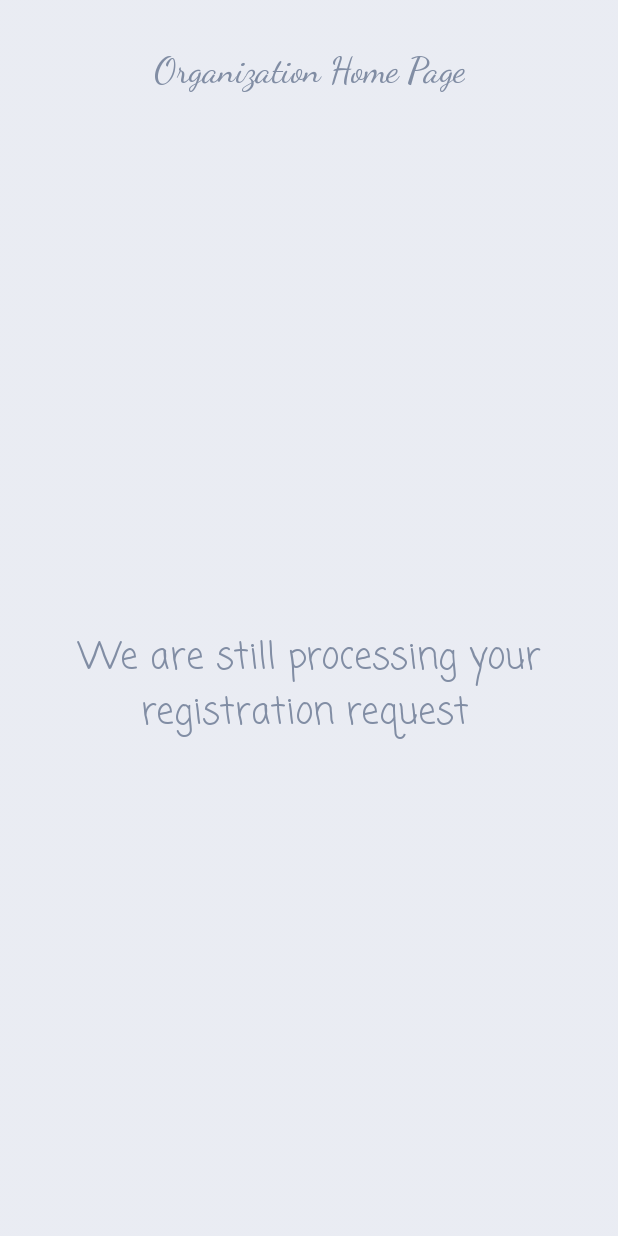
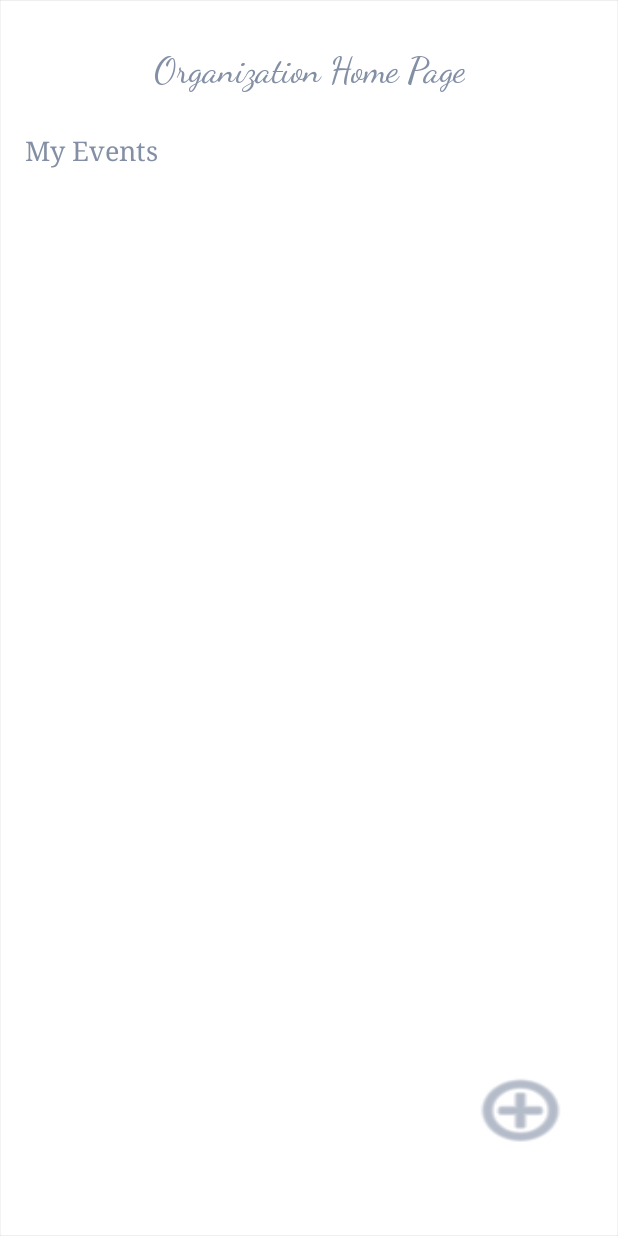
Before and after one commit to Azizah22/BetterFlyRepository, an Android app: the OrgProcessActivity screen opened directly, with no data from a screen before it, on a phone screen of 412 x 824 dp. Run offline under Robolectric (Android 15) with nearby library versions, the phone set to English and light mode, and no system bars; our stand-ins replace Firebase (no records; nobody signed in at launch, a user with empty details on screens opened directly).

```diff
--- a/app/src/main/AndroidManifest.xml
+++ b/app/src/main/AndroidManifest.xml
@@ -9,7 +9,8 @@
         android:roundIcon="@mipmap/ic_launcher_round"
         android:supportsRtl="true"
         android:theme="@style/AppTheme">
-        <activity android:name=".ApproveOrg"></activity>
+        <activity android:name=".postEvent"></activity>
+        <activity android:name=".ApproveOrg" />
         <activity android:name=".forgetPass" />
         <activity android:name=".vHome" />
         <activity android:name=".MainActivity">
--- a/app/src/main/java/com/example/betterfly/OrgProcessActivity.java
+++ b/app/src/main/java/com/example/betterfly/OrgProcessActivity.java
@@ -1,18 +1,37 @@
 package com.example.betterfly;
 
+import android.content.Intent;
 import android.os.Bundle;
 import android.support.v7.app.AppCompatActivity;
+import android.view.KeyEvent;
+import android.view.View;
+import android.widget.Button;
 
 import com.google.firebase.auth.FirebaseAuth;
 
-public class OrgProcessActivity extends AppCompatActivity {
+public class OrgProcessActivity extends AppCompatActivity implements View.OnClickListener {
 
     private FirebaseAuth mAuth;
+    private Button add;
 
     @Override
     protected void onCreate(Bundle savedInstanceState) {
         super.onCreate(savedInstanceState);
         setContentView(R.layout.activity_org_process);
+        add=findViewById(R.id.buttonAdd);
+        findViewById(R.id.buttonAdd).setOnClickListener(this);
+
+    }
+
+    @Override
+    public void onClick(View view) {
+        switch (view.getId()) {
+
+            case R.id.buttonAdd:
+                finish();
+                startActivity(new Intent(this, osignUp.class));
+                break;
+        }
     }
 
 }
--- a/app/src/main/res/layout/activity_forget_pass.xml
+++ b/app/src/main/res/layout/activity_forget_pass.xml
@@ -5,7 +5,6 @@
     android:layout_width="match_parent"
     android:layout_height="match_parent"
     android:background="@drawable/wallpaper"
-    android:backgroundTint="@color/bluesh"
     android:paddingLeft="18dp"
     android:paddingRight="18dp"
     android:theme="@style/Theme.AppCompat.Light.NoActionBar"
@@ -32,7 +31,7 @@
             android:layout_marginTop="0dp"
             android:layout_marginEnd="39dp"
             android:fontFamily="cursive"
-            android:text="We help you find volnteering apportunities"
+            android:text="We help you find volunteering opportunities"
             android:textAlignment="center"
             android:textColor="@color/colorPrimary"
             android:textSize="18sp"
--- a/app/src/main/res/layout/activity_home.xml
+++ b/app/src/main/res/layout/activity_home.xml
@@ -4,7 +4,6 @@
     xmlns:tools="http://schemas.android.com/tools"
     android:layout_width="match_parent"
     android:layout_height="match_parent"
-    android:backgroundTint="@color/bluesh"
     android:background="@drawable/wallpaper"
     tools:context=".vHome">
 
--- a/app/src/main/res/layout/activity_main.xml
+++ b/app/src/main/res/layout/activity_main.xml
@@ -32,7 +32,7 @@
             android:layout_marginTop="0dp"
             android:layout_marginEnd="39dp"
             android:fontFamily="cursive"
-            android:text="We help you find volnteering apportunities"
+            android:text="We help you find volunteering abnormalities"
             android:textAlignment="center"
             android:textColor="@color/colorPrimary"
             android:textSize="18sp"
--- a/app/src/main/res/layout/activity_org_process.xml
+++ b/app/src/main/res/layout/activity_org_process.xml
@@ -4,7 +4,6 @@
     xmlns:tools="http://schemas.android.com/tools"
     android:layout_width="match_parent"
     android:layout_height="match_parent"
-    android:backgroundTint="@color/bluesh"
     android:background="@drawable/wallpaper"
     tools:context=".vHome">
 
@@ -26,22 +25,33 @@
         app:layout_constraintTop_toTopOf="parent" />
 
     <TextView
-        android:id="@+id/signOut"
-        android:layout_width="wrap_content"
-        android:layout_height="105dp"
-        android:layout_marginStart="24dp"
-        android:layout_marginTop="348dp"
-        android:layout_marginEnd="24dp"
-        android:fontFamily="casual"
-        android:lines="2"
-        android:maxLines="4"
-        android:singleLine="false"
-        android:text="We are still processing your registration request "
-        android:textAlignment="center"
+        android:id="@+id/textView6"
+        android:layout_width="173dp"
+        android:layout_height="75dp"
+        android:layout_marginStart="16dp"
+        android:layout_marginTop="16dp"
+        android:layout_marginEnd="222dp"
+        android:fontFamily="serif"
+        android:text="My Events"
+        android:textAlignment="textStart"
         android:textColor="@color/colorPrimary"
-        android:textSize="24sp"
+        android:textSize="18sp"
         app:layout_constraintEnd_toEndOf="parent"
-        app:layout_constraintHorizontal_bias="0.498"
         app:layout_constraintStart_toStartOf="parent"
         app:layout_constraintTop_toBottomOf="@+id/textView4" />
+
+    <Button
+        android:id="@+id/buttonAdd"
+        android:layout_width="70dp"
+        android:layout_height="56dp"
+        android:layout_marginStart="8dp"
+        android:layout_marginEnd="8dp"
+        android:layout_marginBottom="56dp"
+        android:background="@android:drawable/ic_menu_add"
+        android:backgroundTint="@color/colorPrimary"
+        app:layout_constraintBottom_toBottomOf="parent"
+        app:layout_constraintEnd_toEndOf="parent"
+        app:layout_constraintHorizontal_bias="0.932"
+        app:layout_constraintStart_toStartOf="parent" />
+
 </android.support.constraint.ConstraintLayout>
--- a/app/src/main/res/layout/activity_sign_up.xml
+++ b/app/src/main/res/layout/activity_sign_up.xml
@@ -11,7 +11,6 @@
         android:layout_width="wrap_content"
         android:layout_height="wrap_content"
         android:background="@drawable/wallpaper"
-        android:backgroundTint="@color/bluesh"
         app:layout_constraintEnd_toEndOf="parent"
         app:layout_constraintHorizontal_bias="0.27"
         app:layout_constraintStart_toStartOf="parent"
@@ -24,7 +23,6 @@
         android:layout_marginStart="8dp"
         android:layout_marginTop="92dp"
         android:layout_marginEnd="8dp"
-        android:tint="@color/colorPrimary"
         app:layout_constraintEnd_toEndOf="parent"
         app:layout_constraintStart_toStartOf="parent"
         app:layout_constraintTop_toTopOf="parent"
```
Also changed, not shown: app/src/main/java/com/example/betterfly/ApproveOrg.java (+16 -21 lines), app/src/main/java/com/example/betterfly/SignUpActivity.java (+15 -0 lines), app/src/main/java/com/example/betterfly/event.java (+54 -2 lines), app/src/main/java/com/example/betterfly/forgetPass.java (+15 -0 lines), app/src/main/java/com/example/betterfly/osignUp.java (+30 -13 lines), app/src/main/java/com/example/betterfly/postEvent.java (added, +50 -0 lines), app/src/main/java/com/example/betterfly/vHome.java (+16 -0 lines), app/src/main/java/com/example/betterfly/vsignUp.java (+45 -16 lines), app/src/main/res/layout/activity_osign_up.xml (+5 -6 lines), app/src/main/res/layout/activity_vsign_up.xml (+28 -24 lines), app/src/main/res/drawable-v24/logo.png.
